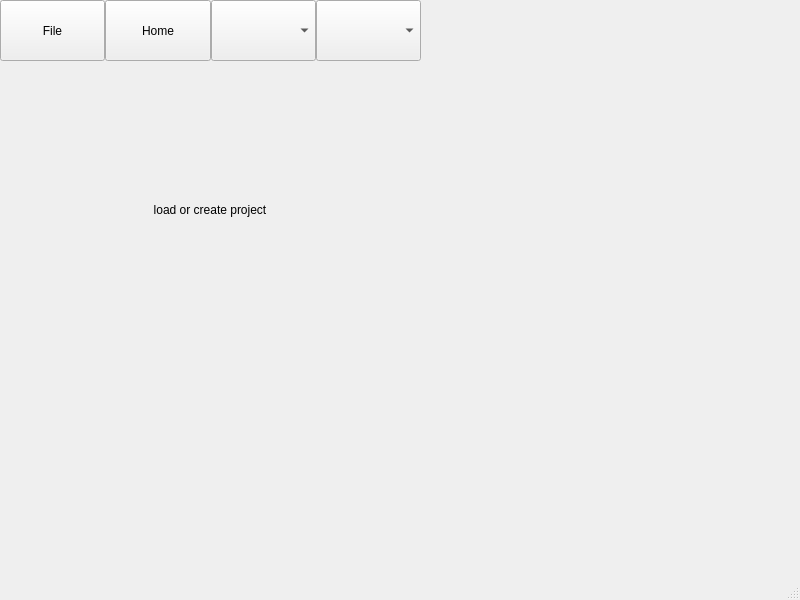
Old version of the form src/qt/main.ui in the repository odomaj/SolidKindaWorks.
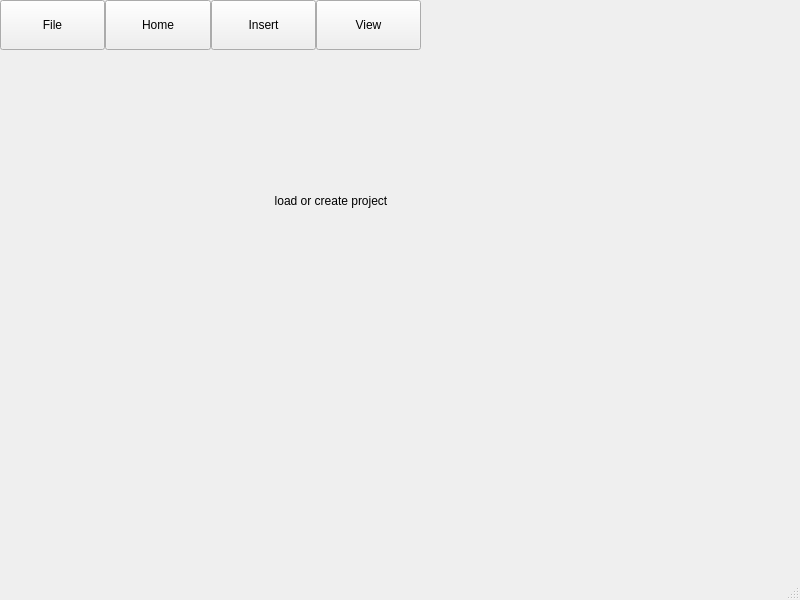
New version of the form.

What changed in the file:
```diff
--- a/src/qt/main.ui
+++ b/src/qt/main.ui
@@ -23,8 +23,8 @@
    <widget class="QLabel" name="display">
     <property name="geometry">
      <rect>
-      <x>0</x>
-      <y>60</y>
+      <x>121</x>
+      <y>51</y>
       <width>420</width>
       <height>300</height>
      </rect>
@@ -42,7 +42,7 @@
       <x>0</x>
       <y>0</y>
       <width>421</width>
-      <height>61</height>
+      <height>50</height>
      </rect>
     </property>
     <layout class="QHBoxLayout" name="horizontalLayout">
@@ -76,17 +76,14 @@
       </widget>
      </item>
      <item>
-      <widget class="QComboBox" name="Insert">
+      <widget class="QPushButton" name="Insert">
        <property name="sizePolicy">
         <sizepolicy hsizetype="Minimum" vsizetype="Minimum">
          <horstretch>0</horstretch>
          <verstretch>0</verstretch>
         </sizepolicy>
        </property>
-       <property name="currentIndex">
-        <number>-1</number>
-       </property>
-       <property name="placeholderText">
+       <property name="text">
         <string>Insert</string>
        </property>
        <item>
@@ -107,17 +104,14 @@
       </widget>
      </item>
      <item>
-      <widget class="QComboBox" name="View">
+      <widget class="QPushButton" name="View">
        <property name="sizePolicy">
         <sizepolicy hsizetype="Minimum" vsizetype="Minimum">
          <horstretch>0</horstretch>
          <verstretch>0</verstretch>
         </sizepolicy>
        </property>
-       <property name="currentIndex">
-        <number>-1</number>
-       </property>
-       <property name="placeholderText">
+       <property name="text">
         <string>View</string>
        </property>
        <item>
```
Left out of the diff: 42 changed lines with no effect on the pictures.
